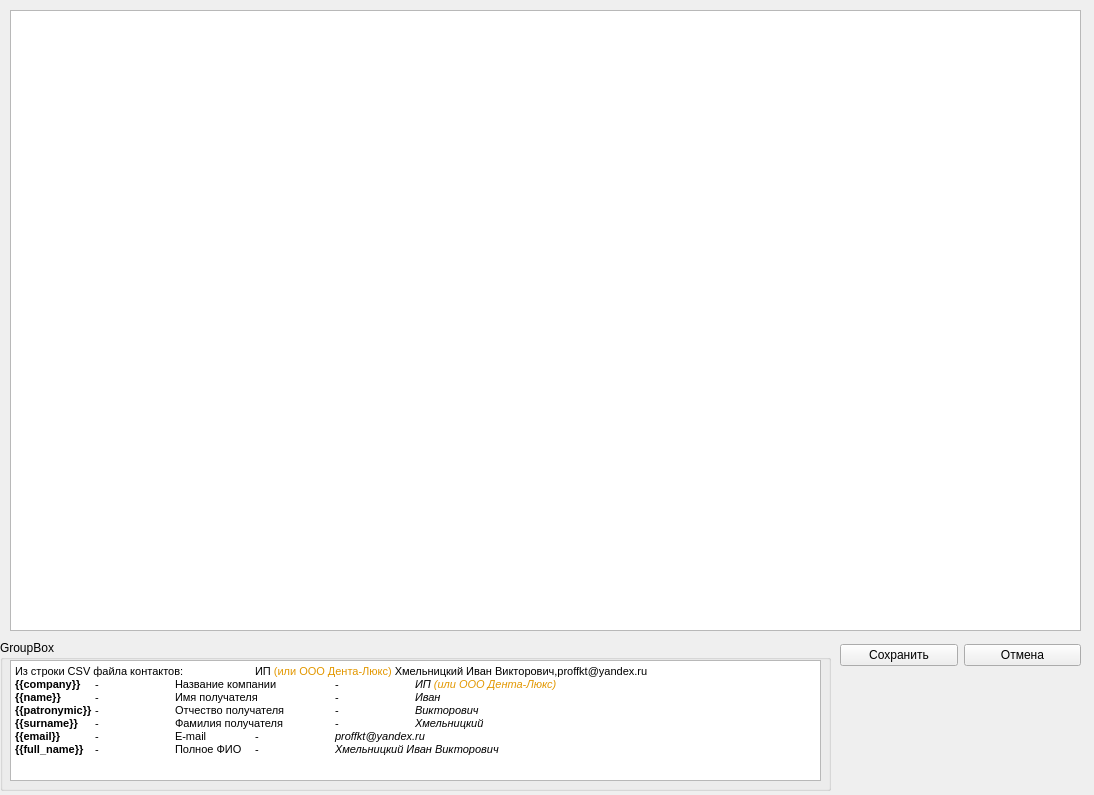
First picture: the form in editor.ui, repository almaz8811/Sendler, before the edit.
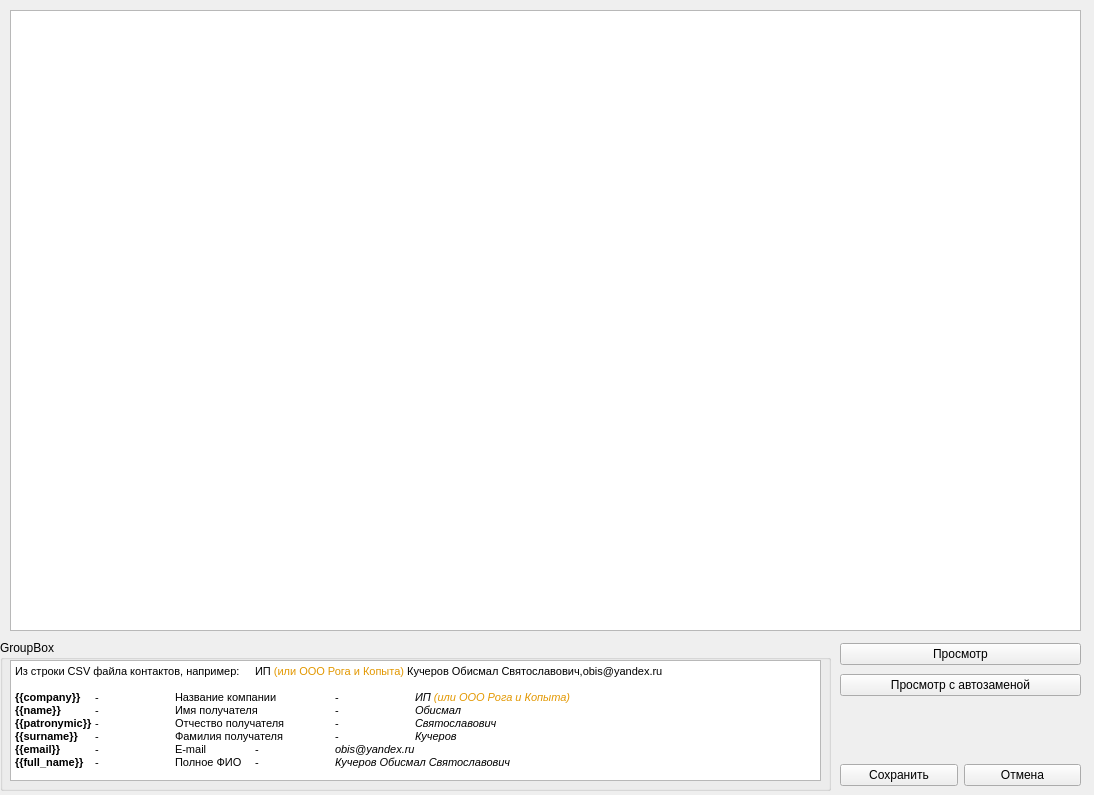
Second picture: the form after the edit.

Commit message:
TICK: view browser (#5)
* Функция просмотра шаблона в браузере

* Добавил предпросмотр шаблона в браузере

```diff
--- a/editor.ui
+++ b/editor.ui
@@ -55,7 +55,7 @@
     <property name="geometry">
      <rect>
       <x>840</x>
-      <y>640</y>
+      <y>760</y>
       <width>241</width>
       <height>31</height>
      </rect>
@@ -103,16 +103,49 @@
 &lt;html&gt;&lt;head&gt;&lt;meta name=&quot;qrichtext&quot; content=&quot;1&quot; /&gt;&lt;style type=&quot;text/css&quot;&gt;
 p, li { white-space: pre-wrap; }
 &lt;/style&gt;&lt;/head&gt;&lt;body style=&quot; font-family:'MS Shell Dlg 2'; font-size:8.25pt; font-weight:400; font-style:normal;&quot;&gt;
-&lt;p style=&quot; margin-top:0px; margin-bottom:0px; margin-left:0px; margin-right:0px; -qt-block-indent:0; text-indent:0px;&quot;&gt;&lt;span style=&quot; font-size:8pt;&quot;&gt;Из строки CSV файла контактов:	ИП &lt;/span&gt;&lt;span style=&quot; font-size:8pt; color:#e29700;&quot;&gt;(или ООО Дента-Люкс)&lt;/span&gt;&lt;span style=&quot; font-size:8pt;&quot;&gt; Хмельницкий Иван Викторович,proffkt@yandex.ru&lt;/span&gt;&lt;/p&gt;
-&lt;p style=&quot; margin-top:0px; margin-bottom:0px; margin-left:0px; margin-right:0px; -qt-block-indent:0; text-indent:0px;&quot;&gt;&lt;span style=&quot; font-size:8pt; font-weight:600;&quot;&gt;{{company}}&lt;/span&gt;&lt;span style=&quot; font-size:8pt;&quot;&gt;	-	Название компании	-	&lt;/span&gt;&lt;span style=&quot; font-size:8pt; font-style:italic;&quot;&gt;ИП &lt;/span&gt;&lt;span style=&quot; font-size:8pt; font-style:italic; color:#e29700;&quot;&gt;(или ООО Дента-Люкс)&lt;/span&gt;&lt;/p&gt;
-&lt;p style=&quot; margin-top:0px; margin-bottom:0px; margin-left:0px; margin-right:0px; -qt-block-indent:0; text-indent:0px;&quot;&gt;&lt;span style=&quot; font-size:8pt; font-weight:600;&quot;&gt;{{name}}&lt;/span&gt;&lt;span style=&quot; font-size:8pt;&quot;&gt;	-	Имя получателя	-	&lt;/span&gt;&lt;span style=&quot; font-size:8pt; font-style:italic;&quot;&gt;Иван&lt;/span&gt;&lt;/p&gt;
-&lt;p style=&quot; margin-top:0px; margin-bottom:0px; margin-left:0px; margin-right:0px; -qt-block-indent:0; text-indent:0px;&quot;&gt;&lt;span style=&quot; font-size:8pt; font-weight:600;&quot;&gt;{{patronymic}}&lt;/span&gt;&lt;span style=&quot; font-size:8pt;&quot;&gt;	-	Отчество получателя	-	&lt;/span&gt;&lt;span style=&quot; font-size:8pt; font-style:italic;&quot;&gt;Викторович&lt;/span&gt;&lt;/p&gt;
-&lt;p style=&quot; margin-top:0px; margin-bottom:0px; margin-left:0px; margin-right:0px; -qt-block-indent:0; text-indent:0px;&quot;&gt;&lt;span style=&quot; font-size:8pt; font-weight:600;&quot;&gt;{{surname}}&lt;/span&gt;&lt;span style=&quot; font-size:8pt;&quot;&gt;	-	Фамилия получателя	-	&lt;/span&gt;&lt;span style=&quot; font-size:8pt; font-style:italic;&quot;&gt;Хмельницкий&lt;/span&gt;&lt;/p&gt;
-&lt;p style=&quot; margin-top:0px; margin-bottom:0px; margin-left:0px; margin-right:0px; -qt-block-indent:0; text-indent:0px;&quot;&gt;&lt;span style=&quot; font-size:8pt; font-weight:600;&quot;&gt;{{email}}&lt;/span&gt;&lt;span style=&quot; font-size:8pt;&quot;&gt;	-	E-mail	-	&lt;/span&gt;&lt;span style=&quot; font-size:8pt; font-style:italic;&quot;&gt;proffkt@yandex.ru&lt;/span&gt;&lt;/p&gt;
-&lt;p style=&quot; margin-top:0px; margin-bottom:0px; margin-left:0px; margin-right:0px; -qt-block-indent:0; text-indent:0px;&quot;&gt;&lt;span style=&quot; font-size:8pt; font-weight:600;&quot;&gt;{{full_name}}&lt;/span&gt;&lt;span style=&quot; font-size:8pt;&quot;&gt;	-	Полное ФИО	-	&lt;/span&gt;&lt;span style=&quot; font-size:8pt; font-style:italic;&quot;&gt;Хмельницкий Иван Викторович&lt;/span&gt;&lt;/p&gt;&lt;/body&gt;&lt;/html&gt;</string>
+&lt;p style=&quot; margin-top:0px; margin-bottom:0px; margin-left:0px; margin-right:0px; -qt-block-indent:0; text-indent:0px;&quot;&gt;&lt;span style=&quot; font-size:8pt;&quot;&gt;Из строки CSV файла контактов, например:	ИП &lt;/span&gt;&lt;span style=&quot; font-size:8pt; color:#e29700;&quot;&gt;(или ООО Рога и Копыта)&lt;/span&gt;&lt;span style=&quot; font-size:8pt;&quot;&gt; Кучеров Обисмал Святославович,obis@yandex.ru&lt;/span&gt;&lt;/p&gt;
+&lt;p style=&quot;-qt-paragraph-type:empty; margin-top:0px; margin-bottom:0px; margin-left:0px; margin-right:0px; -qt-block-indent:0; text-indent:0px; font-size:8pt;&quot;&gt;&lt;br /&gt;&lt;/p&gt;
+&lt;p style=&quot; margin-top:0px; margin-bottom:0px; margin-left:0px; margin-right:0px; -qt-block-indent:0; text-indent:0px;&quot;&gt;&lt;span style=&quot; font-size:8pt; font-weight:600;&quot;&gt;{{company}}&lt;/span&gt;&lt;span style=&quot; font-size:8pt;&quot;&gt;	-	Название компании	-	&lt;/span&gt;&lt;span style=&quot; font-size:8pt; font-style:italic;&quot;&gt;ИП &lt;/span&gt;&lt;span style=&quot; font-size:8pt; font-style:italic; color:#e29700;&quot;&gt;(или ООО Рога и Копыта)&lt;/span&gt;&lt;/p&gt;
+&lt;p style=&quot; margin-top:0px; margin-bottom:0px; margin-left:0px; margin-right:0px; -qt-block-indent:0; text-indent:0px;&quot;&gt;&lt;span style=&quot; font-size:8pt; font-weight:600;&quot;&gt;{{name}}&lt;/span&gt;&lt;span style=&quot; font-size:8pt;&quot;&gt;	-	Имя получателя	-	&lt;/span&gt;&lt;span style=&quot; font-size:8pt; font-style:italic;&quot;&gt;Обисмал&lt;/span&gt;&lt;/p&gt;
+&lt;p style=&quot; margin-top:0px; margin-bottom:0px; margin-left:0px; margin-right:0px; -qt-block-indent:0; text-indent:0px;&quot;&gt;&lt;span style=&quot; font-size:8pt; font-weight:600;&quot;&gt;{{patronymic}}&lt;/span&gt;&lt;span style=&quot; font-size:8pt;&quot;&gt;	-	Отчество получателя	-	&lt;/span&gt;&lt;span style=&quot; font-size:8pt; font-style:italic;&quot;&gt;Святославович&lt;/span&gt;&lt;/p&gt;
+&lt;p style=&quot; margin-top:0px; margin-bottom:0px; margin-left:0px; margin-right:0px; -qt-block-indent:0; text-indent:0px;&quot;&gt;&lt;span style=&quot; font-size:8pt; font-weight:600;&quot;&gt;{{surname}}&lt;/span&gt;&lt;span style=&quot; font-size:8pt;&quot;&gt;	-	Фамилия получателя	-	&lt;/span&gt;&lt;span style=&quot; font-size:8pt; font-style:italic;&quot;&gt;Кучеров&lt;/span&gt;&lt;/p&gt;
+&lt;p style=&quot; margin-top:0px; margin-bottom:0px; margin-left:0px; margin-right:0px; -qt-block-indent:0; text-indent:0px;&quot;&gt;&lt;span style=&quot; font-size:8pt; font-weight:600;&quot;&gt;{{email}}&lt;/span&gt;&lt;span style=&quot; font-size:8pt;&quot;&gt;	-	E-mail	-	&lt;/span&gt;&lt;span style=&quot; font-size:8pt; font-style:italic;&quot;&gt;obis@yandex.ru&lt;/span&gt;&lt;/p&gt;
+&lt;p style=&quot; margin-top:0px; margin-bottom:0px; margin-left:0px; margin-right:0px; -qt-block-indent:0; text-indent:0px;&quot;&gt;&lt;span style=&quot; font-size:8pt; font-weight:600;&quot;&gt;{{full_name}}&lt;/span&gt;&lt;span style=&quot; font-size:8pt;&quot;&gt;	-	Полное ФИО	-	&lt;/span&gt;&lt;span style=&quot; font-size:8pt; font-style:italic;&quot;&gt;Кучеров Обисмал Святославович&lt;/span&gt;&lt;/p&gt;&lt;/body&gt;&lt;/html&gt;</string>
      </property>
     </widget>
    </widget>
+   <widget class="QWidget" name="verticalLayoutWidget_2">
+    <property name="geometry">
+     <rect>
+      <x>840</x>
+      <y>640</y>
+      <width>241</width>
+      <height>61</height>
+     </rect>
+    </property>
+    <layout class="QVBoxLayout" name="verticalLayout_2">
+     <item>
+      <widget class="QPushButton" name="btn_view_browser">
+       <property name="focusPolicy">
+        <enum>Qt::ClickFocus</enum>
+       </property>
+       <property name="text">
+        <string>Просмотр</string>
+       </property>
+      </widget>
+     </item>
+     <item>
+      <widget class="QPushButton" name="btn_view_jinja">
+       <property name="focusPolicy">
+        <enum>Qt::ClickFocus</enum>
+       </property>
+       <property name="text">
+        <string>Просмотр с автозаменой</string>
+       </property>
+      </widget>
+     </item>
+    </layout>
+   </widget>
   </widget>
  </widget>
  <resources/>
```
Left out of the diff: 9 changed lines with no effect on the pictures. The commit also changes 3 other files.
